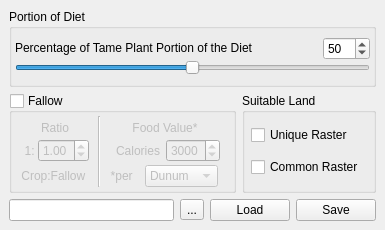
Qt form src/ui/laplantformdetails.ui (arkygeek/landuseanalyst) before a commit.
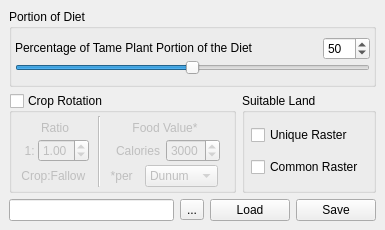
The same form after that commit.

Commit message: this is definitley not going to build. but the new form has been designed.  and I am working on the code now...

Diff of the .ui file:
```diff
--- a/src/ui/laplantformdetails.ui
+++ b/src/ui/laplantformdetails.ui
@@ -164,7 +164,7 @@
         <string>Select Fodder if you believe the animals were fed grain to supplement their grazing.  You will then have to select how many kg of the selected grain you believe they fed each animal either every day, week, or month.</string>
        </property>
        <property name="title" >
-        <string>Fallow</string>
+        <string>Crop Rotation</string>
        </property>
        <property name="checkable" >
         <bool>true</bool>
```
The commit also changes 1 other file.
